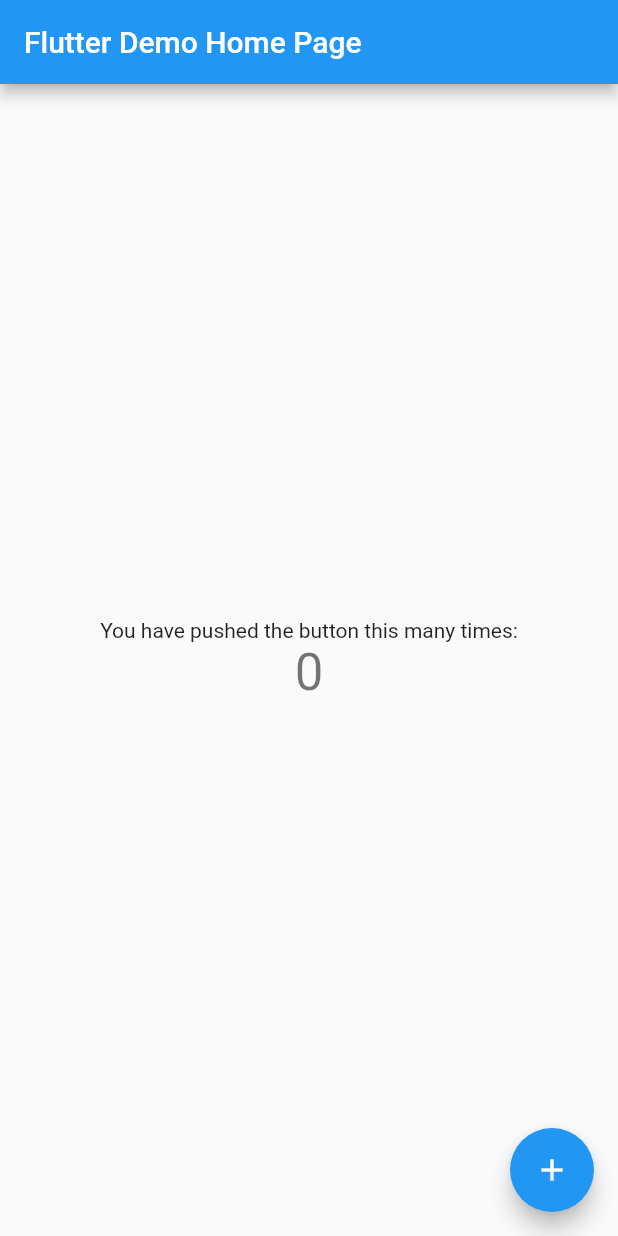
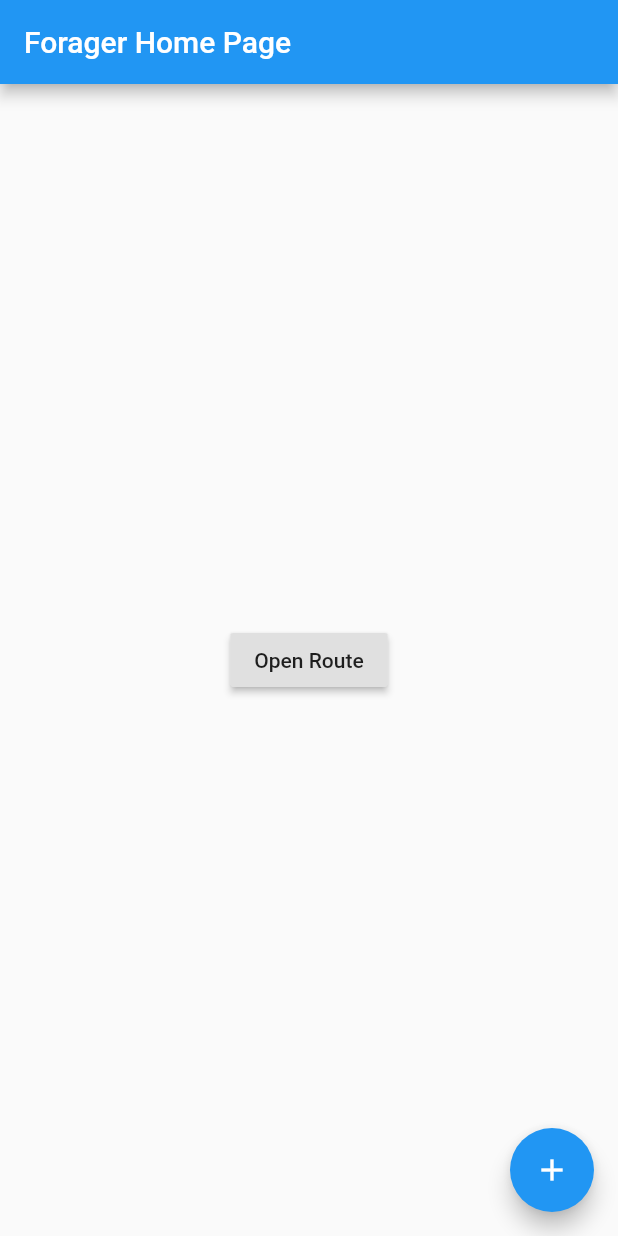
Before and after one commit to cmwaters/forager-food-manager, a Flutter app: the screen it shows after launch, on a phone screen of 412 x 824 dp. Run offline on Flutter 3.47's test engine with Material 2 defaults, Android fonts, the phone set to English and light mode, and no system bars.

Commit message:
added button

```diff
--- a/lib/main.dart
+++ b/lib/main.dart
@@ -7,7 +7,7 @@ class MyApp extends StatelessWidget {
   @override
   Widget build(BuildContext context) {
     return MaterialApp(
-      title: 'Flutter Demo',
+      title: 'Forager',
       theme: ThemeData(
         // This is the theme of your application.
         //
@@ -20,7 +20,7 @@ class MyApp extends StatelessWidget {
         // is not restarted.
         primarySwatch: Colors.blue,
       ),
-      home: MyHomePage(title: 'Flutter Demo Home Page'),
+      home: MyHomePage(title: 'Forager Home Page'),
     );
   }
 }
@@ -74,32 +74,38 @@ class _MyHomePageState extends State<MyHomePage> {
       body: Center(
         // Center is a layout widget. It takes a single child and positions it
         // in the middle of the parent.
-        child: Column(
-          // Column is also a layout widget. It takes a list of children and
-          // arranges them vertically. By default, it sizes itself to fit its
-          // children horizontally, and tries to be as tall as its parent.
-          //
-          // Invoke "debug painting" (press "p" in the console, choose the
-          // "Toggle Debug Paint" action from the Flutter Inspector in Android
-          // Studio, or the "Toggle Debug Paint" command in Visual Studio Code)
-          // to see the wireframe for each widget.
-          //
-          // Column has various properties to control how it sizes itself and
-          // how it positions its children. Here we use mainAxisAlignment to
-          // center the children vertically; the main axis here is the vertical
-          // axis because Columns are vertical (the cross axis would be
-          // horizontal).
-          mainAxisAlignment: MainAxisAlignment.center,
-          children: <Widget>[
-            Text(
-              'You have pushed the button this many times:',
-            ),
-            Text(
-              '$_counter',
-              style: Theme.of(context).textTheme.display1,
-            ),
-          ],
-        ),
+        child:RaisedButton(
+          child: Text('Open Route'),
+          onPressed: () {
+            // do something here
+          },
+        )
+//        child: Column(
+//          // Column is also a layout widget. It takes a list of children and
+//          // arranges them vertically. By default, it sizes itself to fit its
+//          // children horizontally, and tries to be as tall as its parent.
+//          //
+//          // Invoke "debug painting" (press "p" in the console, choose the
+//          // "Toggle Debug Paint" action from the Flutter Inspector in Android
+//          // Studio, or the "Toggle Debug Paint" command in Visual Studio Code)
+//          // to see the wireframe for each widget.
+//          //
+//          // Column has various properties to control how it sizes itself and
+//          // how it positions its children. Here we use mainAxisAlignment to
+//          // center the children vertically; the main axis here is the vertical
+//          // axis because Columns are vertical (the cross axis would be
+//          // horizontal).
+//          mainAxisAlignment: MainAxisAlignment.center,
+//          children: <Widget>[
+//            Text(
+//              'You have pushed the button this many times:',
+//            ),
+//            Text(
+//              '$_counter',
+//              style: Theme.of(context).textTheme.display1,
+//            ),
+//          ],
+//        ),
       ),
       floatingActionButton: FloatingActionButton(
         onPressed: _incrementCounter,
```
